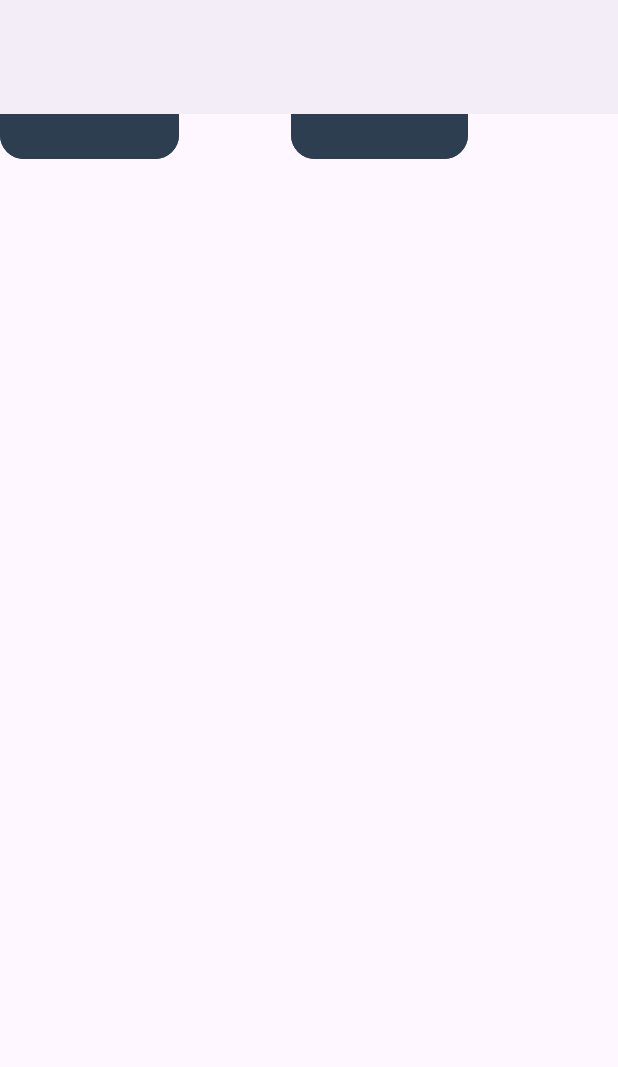
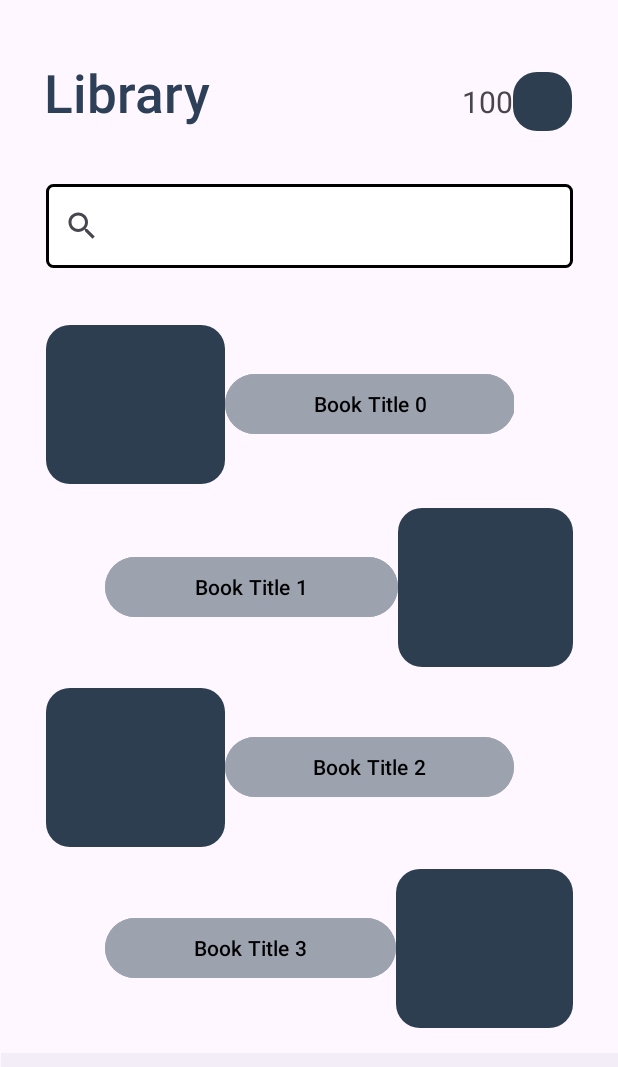
Before and after one commit to pjvidad/CO2-, an Android app: the layout library_landing.xml on its own in the app's theme, with its tools: preview values and no code run, on a phone screen of 412 x 824 dp. Shown: the top 1067 px of the screen. Run offline under Robolectric (Android 15) with nearby library versions, the phone set to English and light mode, and no system bars.

Commit message:
updated library_landing.xml- added constraints and edited warning

```diff
--- a/app/src/main/res/layout/library_landing.xml
+++ b/app/src/main/res/layout/library_landing.xml
@@ -1,69 +1,151 @@
 <?xml version="1.0" encoding="utf-8"?>
 <androidx.constraintlayout.widget.ConstraintLayout xmlns:android="http://schemas.android.com/apk/res/android"
-    xmlns:app="http://schemas.android.com/apk/res-auto"
-    xmlns:tools="http://schemas.android.com/tools"
+    xmlns:app="http://schemas.android.com/apk/res-auto" xmlns:tools="http://schemas.android.com/tools"
     android:layout_width="match_parent"
     android:layout_height="match_parent">
 
     <TextView
-        android:id="@+id/Library"
+        android:id="@+id/library_title"
         android:layout_width="wrap_content"
         android:layout_height="wrap_content"
-        android:text="Library"
+        android:text="@string/library_title"
         android:textAppearance="@style/TextAppearance.AppCompat.Body2"
         android:textColor="#2E4057"
         android:textSize="35sp"
-        tools:layout_editor_absoluteX="30dp"
-        tools:layout_editor_absoluteY="37dp" />
+
+        app:layout_constraintBottom_toTopOf="@+id/searchView3"
+        app:layout_constraintEnd_toStartOf="@+id/library_energy"
+        app:layout_constraintHorizontal_bias="0.15"
+        app:layout_constraintStart_toStartOf="parent"
+        app:layout_constraintTop_toTopOf="parent"
+        app:layout_constraintVertical_bias="0.687" />
 
     <ImageView
         android:id="@+id/imageView12"
         android:layout_width="39dp"
         android:layout_height="39dp"
-        app:layout_constraintBottom_toBottomOf="@+id/textView9"
-        app:layout_constraintTop_toTopOf="@+id/textView9"
-        app:srcCompat="@drawable/card_bg"
-        tools:layout_editor_absoluteX="342dp" />
+        app:layout_constraintBottom_toTopOf="@+id/searchView3"
+        app:layout_constraintEnd_toEndOf="parent"
+        app:layout_constraintHorizontal_bias="0.0"
+        app:layout_constraintStart_toEndOf="@+id/library_energy"
+        app:layout_constraintTop_toTopOf="parent"
+        app:layout_constraintVertical_bias="0.576"
+        app:srcCompat="@drawable/card_bg" />
 
     <TextView
-        android:id="@+id/textView9"
+        android:id="@+id/library_energy"
         android:layout_width="wrap_content"
         android:layout_height="wrap_content"
-        android:text="100"
+        android:layout_marginStart="308dp"
+        android:text="@string/library_energy"
         android:textSize="20sp"
-        app:layout_constraintBottom_toBottomOf="@+id/Library"
-        app:layout_constraintTop_toTopOf="@+id/Library"
-        tools:layout_editor_absoluteX="308dp" />
+        app:layout_constraintBottom_toBottomOf="@+id/imageView12"
+        app:layout_constraintStart_toStartOf="parent"
+        app:layout_constraintTop_toTopOf="@+id/imageView12"
+        app:layout_constraintVertical_bias="0.5" />
 
     <SearchView
+        android:id="@+id/searchView3"
         android:layout_width="351dp"
         android:layout_height="56dp"
         android:background="@drawable/searchview_border"
-        tools:layout_editor_absoluteX="30dp"
-        tools:layout_editor_absoluteY="95dp">
+        app:layout_constraintBottom_toTopOf="@+id/linearLayout3"
+        app:layout_constraintEnd_toEndOf="parent"
+        app:layout_constraintHorizontal_bias="0.5"
+        app:layout_constraintStart_toStartOf="parent"
+        app:layout_constraintTop_toBottomOf="@+id/library_title"
+        app:layout_constraintVertical_bias="0.5">
 
     </SearchView>
 
     <LinearLayout
         android:layout_width="312dp"
         android:layout_height="106dp"
+        android:layout_marginStart="69dp"
+        android:layout_marginTop="532dp"
+        android:layout_marginEnd="30dp"
+        android:layout_marginBottom="92dp"
         android:orientation="horizontal"
-        tools:layout_editor_absoluteX="69dp"
-        tools:layout_editor_absoluteY="532dp">
+        app:layout_constraintBottom_toBottomOf="parent"
+        app:layout_constraintEnd_toEndOf="parent"
+        app:layout_constraintStart_toStartOf="parent"
+        app:layout_constraintTop_toTopOf="parent">
 
         <Button
-            android:id="@+id/button"
+            android:id="@+id/bookTitle3"
             android:layout_width="195dp"
             android:layout_height="wrap_content"
             android:layout_gravity="center_vertical"
             android:layout_weight="1"
             android:backgroundTint="#9CA3AF"
-            android:text="Book Title Here"
+            android:text="@string/bookTitle3"
             android:textColor="@color/black" />
 
         <ImageView
-            android:id="@+id/imageView17"
+            android:id="@+id/bookImage3"
             android:layout_width="119dp"
+            android:layout_height="match_parent"
+            android:layout_weight="1"
+            app:srcCompat="@drawable/card_bg" />
+
+    </LinearLayout>
+
+    <LinearLayout
+        android:id="@+id/linearLayout3"
+        android:layout_width="312dp"
+        android:layout_height="106dp"
+        android:layout_marginStart="30dp"
+        android:layout_marginTop="170dp"
+        android:layout_marginEnd="69dp"
+        android:layout_marginBottom="455dp"
+        android:orientation="horizontal"
+        app:layout_constraintBottom_toBottomOf="parent"
+        app:layout_constraintEnd_toEndOf="parent"
+        app:layout_constraintStart_toStartOf="parent"
+        app:layout_constraintTop_toTopOf="parent">
+
+        <ImageView
+            android:id="@+id/bookImage0"
+            android:layout_width="119dp"
+            android:layout_height="match_parent"
+            app:srcCompat="@drawable/card_bg" />
+
+        <Button
+            android:id="@+id/bookTitle0"
+            android:layout_width="193dp"
+            android:layout_height="wrap_content"
+            android:layout_gravity="center_vertical"
+            android:backgroundTint="#9CA3AF"
+            android:text="@string/bookTitle0"
+            android:textColor="@color/black" />
+    </LinearLayout>
+
+    <LinearLayout
+        android:layout_width="312dp"
+        android:layout_height="106dp"
+        android:layout_marginStart="69dp"
+        android:layout_marginTop="292dp"
+        android:layout_marginEnd="30dp"
+        android:layout_marginBottom="333dp"
+        android:orientation="horizontal"
+        app:layout_constraintBottom_toBottomOf="parent"
+        app:layout_constraintEnd_toEndOf="parent"
+        app:layout_constraintStart_toStartOf="parent"
+        app:layout_constraintTop_toTopOf="parent">
+
+        <Button
+            android:id="@+id/bookTitle1"
+            android:layout_width="195dp"
+            android:layout_height="wrap_content"
+            android:layout_gravity="center_vertical"
+            android:layout_weight="1"
+            android:backgroundTint="#9CA3AF"
+            android:text="@string/bookTitle1"
+            android:textColor="@color/black" />
+
+        <ImageView
+            android:id="@+id/bookImage1"
+            android:layout_width="116dp"
             android:layout_height="match_parent"
             android:layout_weight="1"
             app:srcCompat="@drawable/card_bg" />
@@ -73,83 +155,46 @@
     <LinearLayout
         android:layout_width="312dp"
         android:layout_height="106dp"
+        android:layout_marginStart="30dp"
+        android:layout_marginTop="412dp"
+        android:layout_marginEnd="69dp"
+        android:layout_marginBottom="213dp"
         android:orientation="horizontal"
-        tools:layout_editor_absoluteX="30dp"
-        tools:layout_editor_absoluteY="170dp">
+        app:layout_constraintBottom_toBottomOf="parent"
+        app:layout_constraintEnd_toEndOf="parent"
+        app:layout_constraintStart_toStartOf="parent"
+        app:layout_constraintTop_toTopOf="parent">
 
         <ImageView
-            android:id="@+id/imageView16"
+            android:id="@+id/bookImage2"
             android:layout_width="119dp"
             android:layout_height="match_parent"
             app:srcCompat="@drawable/card_bg" />
 
         <Button
-            android:id="@+id/button"
-            android:layout_width="wrap_content"
+            android:id="@+id/bookTitle2"
+            android:layout_width="0dp"
             android:layout_height="wrap_content"
             android:layout_gravity="center_vertical"
             android:layout_weight="1"
             android:backgroundTint="#9CA3AF"
-            android:text="Book Title Here"
-            android:textColor="@color/black" />
-    </LinearLayout>
-
-    <LinearLayout
-        android:layout_width="312dp"
-        android:layout_height="106dp"
-        android:orientation="horizontal"
-        tools:layout_editor_absoluteX="69dp"
-        tools:layout_editor_absoluteY="292dp">
-
-        <Button
-            android:id="@+id/button"
-            android:layout_width="195dp"
-            android:layout_height="wrap_content"
-            android:layout_gravity="center_vertical"
-            android:layout_weight="1"
-            android:backgroundTint="#9CA3AF"
-            android:text="Book Title Here"
-            android:textColor="@color/black" />
-
-        <ImageView
-            android:id="@+id/imageView17"
-            android:layout_width="119dp"
-            android:layout_height="match_parent"
-            android:layout_weight="1"
-            app:srcCompat="@drawable/card_bg" />
-
-    </LinearLayout>
-
-    <LinearLayout
-        android:layout_width="312dp"
-        android:layout_height="106dp"
-        android:orientation="horizontal"
-        tools:layout_editor_absoluteX="30dp"
-        tools:layout_editor_absoluteY="412dp">
-
-        <ImageView
-            android:id="@+id/imageView16"
-            android:layout_width="119dp"
-            android:layout_height="match_parent"
-            app:srcCompat="@drawable/card_bg" />
-
-        <Button
-            android:id="@+id/button"
-            android:layout_width="wrap_content"
-            android:layout_height="wrap_content"
-            android:layout_gravity="center_vertical"
-            android:layout_weight="1"
-            android:backgroundTint="#9CA3AF"
-            android:text="Book Title Here"
+            android:text="@string/bookTitle2"
             android:textColor="@color/black" />
     </LinearLayout>
 
     <com.google.android.material.bottomnavigation.BottomNavigationView
-        android:layout_width="412dp"
-        android:layout_height="76dp"
-        tools:layout_editor_absoluteX="-1dp"
-        tools:layout_editor_absoluteY="654dp">
+        android:layout_width="411dp"
+        android:layout_height="75dp"
+        android:layout_marginTop="655dp"
+        app:layout_constraintBottom_toBottomOf="parent"
+        app:layout_constraintEnd_toEndOf="parent"
+        app:layout_constraintStart_toStartOf="parent"
+        app:layout_constraintTop_toTopOf="parent">
 
     </com.google.android.material.bottomnavigation.BottomNavigationView>
 
+    <androidx.constraintlayout.widget.Group
+        android:layout_width="wrap_content"
+        android:layout_height="wrap_content" />
+
 </androidx.constraintlayout.widget.ConstraintLayout>
--- a/app/src/main/res/layout/welcome.xml
+++ b/app/src/main/res/layout/welcome.xml
@@ -41,7 +41,7 @@
             tools:ignore="TextContrastCheck" />
 
         <Button
-            android:id="@+id/button"
+            android:id="@+id/bookTitle0"
             android:layout_width="150dp"
             android:layout_height="60dp"
             android:layout_gravity="center"
--- a/app/src/main/res/values/strings.xml
+++ b/app/src/main/res/values/strings.xml
@@ -1,4 +1,4 @@
-<resources>
+<resources xmlns:tools="http://schemas.android.com/tools">
     <string name="app_name" translatable="false">CO2-</string>
     <string name="welcome_btn" translatable="false">Get Started</string>
     <string name="sign_in_btn" translatable="false">Sign In</string>
@@ -9,5 +9,12 @@
     <string name="google" translatable="false">Google</string>
     <string name="email_hint" translatable="false">example@example.com</string>
     <string name="password_hint" translatable="false">******</string>
+    /Library Strings
+    <string name="library_title" translatable="false">Library</string>
+    <string name="library_energy" translatable="false">100</string>
+    <string name="bookTitle0" translatable="false">Book Title 0</string>
+    <string name="bookTitle1" translatable="false">Book Title 1</string>
+    <string name="bookTitle2" translatable="false">Book Title 2</string>
+    <string name="bookTitle3" translatable="false">Book Title 3</string>
 
 </resources>
```
